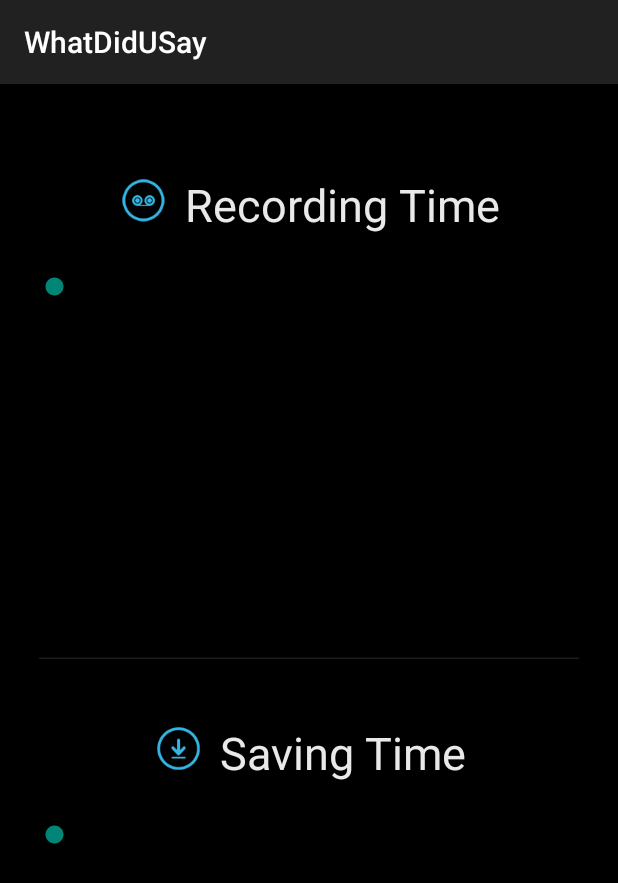
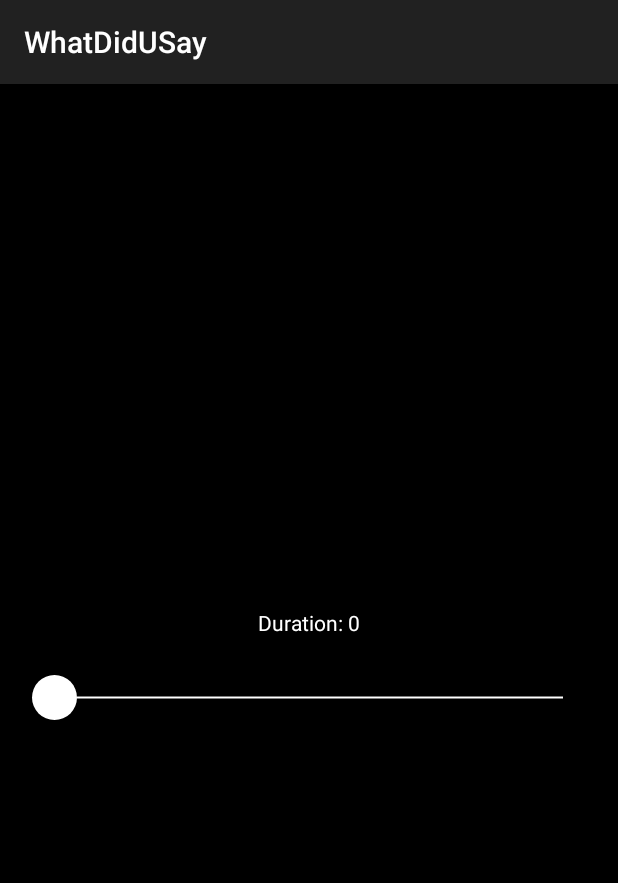
Before and after one commit to marshallepie/WhatDidUSay_Android, an Android app: the fragment Settings_Fragment shown on its own in the app's theme, on a phone screen of 412 x 824 dp. Shown: the top 883 px of the screen. Run offline under Robolectric (Android 15) with nearby library versions, the phone set to English and light mode, and no system bars.

Commit message:
UI Settings

```diff
--- a/app/src/main/AndroidManifest.xml
+++ b/app/src/main/AndroidManifest.xml
@@ -4,6 +4,7 @@
 
 
     <uses-permission android:name="android.permission.WRITE_EXTERNAL_STORAGE" />
+    <uses-permission android:name="android.permission.READ_EXTERNAL_STORAGE"/>
     <uses-permission android:name="android.permission.RECORD_AUDIO" />
 
 
@@ -24,7 +25,7 @@
                 <category android:name="android.intent.category.LAUNCHER" />
             </intent-filter>
         </activity>
-        <activity android:name=".MainActivity"></activity>
+        <activity android:name=".SliderActivity"></activity>
     </application>
 
 </manifest>
--- a/app/src/main/java/com/example/root/whatdidusay/MainActivity.java
+++ b/app/src/main/java/com/example/root/whatdidusay/MainActivity.java
@@ -77,7 +77,7 @@
     private void initObjects() {
         recordingHelpers = new RecordingHelpers();
 
-        mListView.setAdapter(new AdapterRecording(MainActivity.this));
+       // mListView.setAdapter(new AdapterRecording(MainActivity.this));
 
     }
 
--- a/app/src/main/java/com/example/root/whatdidusay/Settings_Fragment.java
+++ b/app/src/main/java/com/example/root/whatdidusay/Settings_Fragment.java
@@ -6,6 +6,8 @@
 import android.view.LayoutInflater;
 import android.view.View;
 import android.view.ViewGroup;
+import android.widget.SeekBar;
+import android.widget.TextView;
 
 /**
  * Created by root on 21/8/15.
@@ -14,14 +16,64 @@
 
     private static View view;
     static Activity act;
+    private SeekBar record_seekbar;
+    private TextView text_seek_bar;
+    private Prefrences prefs;
+    private int step = 1;
+    private int max = 30;
+    private int min = 10;
+    private int valueDurationPrefs;
 
     public View onCreateView(LayoutInflater inflater, ViewGroup container,
                              Bundle savedInstanceState) {
         view = inflater.inflate(R.layout.settings_fragment, container, false);
         act = getActivity();
 
+        initViews(view);
+        initObjects();
+        initListners();
         return view;
 
     }
 
+    private void initViews(View view) {
+
+        record_seekbar = (SeekBar) view.findViewById(R.id.record_seekbar);
+        text_seek_bar = (TextView) view.findViewById(R.id.text_seek_bar);
+
+    }
+    private void initObjects() {
+        prefs = new Prefrences(getActivity());
+        record_seekbar.setMax((max - min) / step);
+        valueDurationPrefs = prefs.getInt(Prefrences.KEY_RECORD_DURATION);
+        record_seekbar.setProgress((valueDurationPrefs-min));
+        text_seek_bar.setText("Duration: " + valueDurationPrefs);
+    }
+    private void initListners() {
+
+        record_seekbar.setOnSeekBarChangeListener(new SeekBar.OnSeekBarChangeListener() {
+            @Override
+            public void onProgressChanged(SeekBar seekBar, int progress, boolean fromUser) {
+                double value = min + (progress * step);
+                prefs.setIntPrefs(Prefrences.KEY_RECORD_DURATION,(int)value);
+                text_seek_bar.setText("Duration: "+(int)value);
+
+            }
+
+            @Override
+            public void onStartTrackingTouch(SeekBar seekBar) {
+
+            }
+
+            @Override
+            public void onStopTrackingTouch(SeekBar seekBar) {
+
+
+            }
+        });
+    }
+
+
+
+
 }
--- a/app/src/main/java/com/example/root/whatdidusay/SplashActivity.java
+++ b/app/src/main/java/com/example/root/whatdidusay/SplashActivity.java
@@ -37,7 +37,7 @@
             public void run() {
                 // This method will be executed once the timer is over
                 // Start your app main activity
-                Intent i = new Intent(SplashActivity.this, MainActivity.class);
+                Intent i = new Intent(SplashActivity.this, SliderActivity.class);
                 startActivity(i);
 
                 // close this activity
--- /dev/null
+++ b/app/src/main/res/drawable/seek_background.xml
@@ -0,0 +1,10 @@
+<?xml version="1.0" encoding="utf-8"?>
+<shape xmlns:android="http://schemas.android.com/apk/res/android"
+    android:shape="line">
+
+    <stroke
+        android:width="1dp"
+        android:color="@android:color/white" />
+    <corners android:radius="1dp" />
+
+</shape>
--- /dev/null
+++ b/app/src/main/res/drawable/seek_progress.xml
@@ -0,0 +1,10 @@
+<?xml version="1.0" encoding="utf-8"?>
+<shape xmlns:android="http://schemas.android.com/apk/res/android"
+    android:shape="line">
+
+    <stroke
+        android:width="1dp"
+        android:color="#007AFF" />
+    <corners android:radius="1dp" />
+
+</shape>
--- /dev/null
+++ b/app/src/main/res/drawable/seek_style.xml
@@ -0,0 +1,11 @@
+<?xml version="1.0" encoding="utf-8"?>
+<layer-list xmlns:android="http://schemas.android.com/apk/res/android">
+
+    <item
+        android:id="@android:id/background"
+        android:drawable="@drawable/seek_background" />
+    <item android:id="@android:id/progress">
+        <clip android:drawable="@drawable/seek_progress" />
+    </item>
+
+</layer-list>
--- /dev/null
+++ b/app/src/main/res/drawable/seek_thumb.xml
@@ -0,0 +1,12 @@
+<?xml version="1.0" encoding="utf-8"?>
+<shape xmlns:android="http://schemas.android.com/apk/res/android"
+    android:shape="oval">
+
+    <size
+        android:height="30dp"
+        android:width="30dp" />
+
+    <solid android:color="@android:color/white" />
+    <corners android:radius="1dp" />
+
+</shape>
--- a/app/src/main/res/layout/activity_main.xml
+++ b/app/src/main/res/layout/activity_main.xml
@@ -35,7 +35,7 @@
             android:layout_alignParentRight="true"
             android:layout_centerVertical="true"
 
-            android:src="@drawable/edit_btn" />
+            android:src="@drawable/delete" />
     </RelativeLayout>
 
     <FrameLayout
--- a/app/src/main/res/layout/settings_fragment.xml
+++ b/app/src/main/res/layout/settings_fragment.xml
@@ -1,16 +1,21 @@
 <?xml version="1.0" encoding="utf-8"?>
 <RelativeLayout xmlns:android="http://schemas.android.com/apk/res/android"
-    android:layout_width="match_parent" android:layout_height="match_parent"
-    android:background="@drawable/bg"
-    >
+    android:layout_width="match_parent"
+    android:layout_height="match_parent"
+    android:background="@drawable/bg">
+
+    <RelativeLayout
+        android:layout_width="match_parent"
+        android:layout_centerInParent="true"
+        android:layout_height="wrap_content">
 
         <LinearLayout
             android:id="@+id/linear_record"
             android:layout_width="fill_parent"
             android:layout_height="wrap_content"
-        android:layout_marginTop="60dp"
             android:gravity="center_horizontal"
-        android:orientation="horizontal" >
+            android:visibility="gone"
+            android:orientation="horizontal">
 
             <ImageView
                 android:id="@+id/record_image"
@@ -28,21 +33,36 @@
                 android:textColor="#e9e9e9"
                 android:textSize="30sp" />
         </LinearLayout>
+        <TextView
+            android:id="@+id/text_seek_bar"
+            android:layout_width="wrap_content"
+            android:layout_height="wrap_content"
+            android:layout_centerHorizontal="true"
+            android:layout_marginTop="5dp"
+            android:textColor="@android:color/white"
 
+            android:text="Duration: 10" />
         <SeekBar
             android:id="@+id/record_seekbar"
             android:layout_width="fill_parent"
             android:layout_height="wrap_content"
-        android:layout_below="@+id/linear_record"
+            android:layout_below="@+id/text_seek_bar"
             android:layout_marginLeft="20dp"
+            android:progressDrawable="@drawable/seek_style"
+            android:thumb="@drawable/seek_thumb"
             android:layout_marginRight="20dp"
+
             android:layout_marginTop="25dp" />
+
+
+    </RelativeLayout>
 
     <ImageView
         android:id="@+id/seperator"
         android:layout_width="fill_parent"
         android:layout_height="wrap_content"
         android:layout_centerInParent="true"
+        android:visibility="gone"
         android:src="@drawable/settings_seprator" />
 
     <LinearLayout
@@ -51,8 +71,9 @@
         android:layout_height="wrap_content"
         android:layout_below="@+id/seperator"
         android:layout_marginTop="40dp"
+        android:visibility="gone"
         android:gravity="center_horizontal"
-        android:orientation="horizontal" >
+        android:orientation="horizontal">
 
         <ImageView
             android:id="@+id/saving_image"
@@ -78,6 +99,7 @@
         android:layout_below="@+id/linear_saving"
         android:layout_marginLeft="20dp"
         android:layout_marginRight="20dp"
+        android:visibility="gone"
         android:layout_marginTop="25dp" />
 
 
--- a/app/src/main/res/layout/track_list_custom.xml
+++ b/app/src/main/res/layout/track_list_custom.xml
@@ -51,7 +51,7 @@
                 android:layout_height="wrap_content"
                 android:text="21/02/1990,"
                 android:textColor="#e9e9e9"
-                android:textSize="16sp" />
+                android:textSize="13sp" />
 
             <TextView
                 android:id="@+id/time_text"
@@ -60,7 +60,7 @@
 
                 android:text="10:00 AM"
                 android:textColor="@android:color/white"
-                android:textSize="16sp" />
+                android:textSize="13sp" />
         </LinearLayout>
 
 
```
Also changed, not shown: app/src/main/java/com/example/root/whatdidusay/AdapterRecording.java (+10 -6 lines), app/src/main/java/com/example/root/whatdidusay/DataBaseHelper.java (+46 -0 lines), app/src/main/java/com/example/root/whatdidusay/Home_Fragment.java (+126 -108 lines), app/src/main/java/com/example/root/whatdidusay/ModelRecording.java (added, +80 -0 lines), app/src/main/java/com/example/root/whatdidusay/Prefrences.java (added, +61 -0 lines), app/src/main/java/com/example/root/whatdidusay/RecordingHelpers.java (+75 -7 lines), app/src/main/java/com/example/root/whatdidusay/SliderActivity.java (+14 -1 lines), app/src/main/res/layout/home_fragment.xml (+23 -9 lines), app/src/main/res/drawable-xhdpi/delete.png (added). Lines whose indentation alone changed are shown as unchanged.
